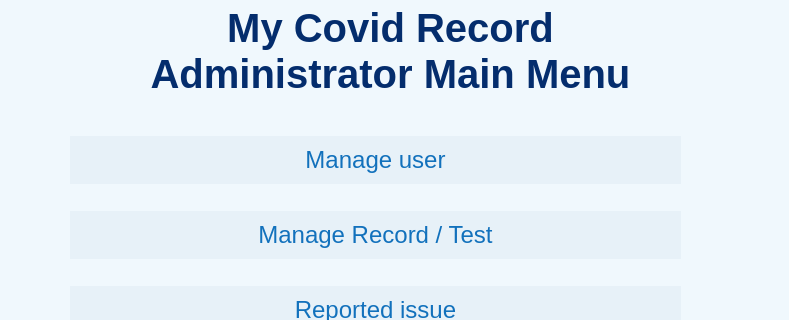
The window that MCR-app/admin_menu.ui (maria-gedye/QTapp) describes before a commit, drawn with Qt 5; both pictures show x 0 to 789 and y 115 to 435 of the 789 by 605 pixel window.
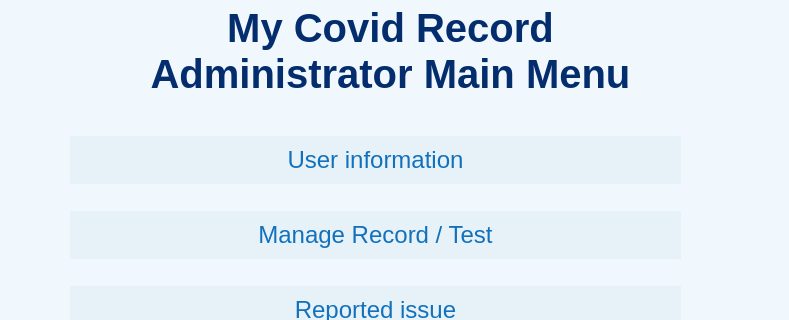
The same window after the commit.

Commit message: manage user

Patch:
```diff
--- a/MCR-app/admin_menu.ui
+++ b/MCR-app/admin_menu.ui
@@ -65,7 +65,7 @@
 margin: 10, 10, 10, 10;</string>
       </property>
       <property name="text">
-       <string>Manage user</string>
+       <string>User information</string>
       </property>
      </widget>
     </item>
```
The commit also changes 3 other files.
